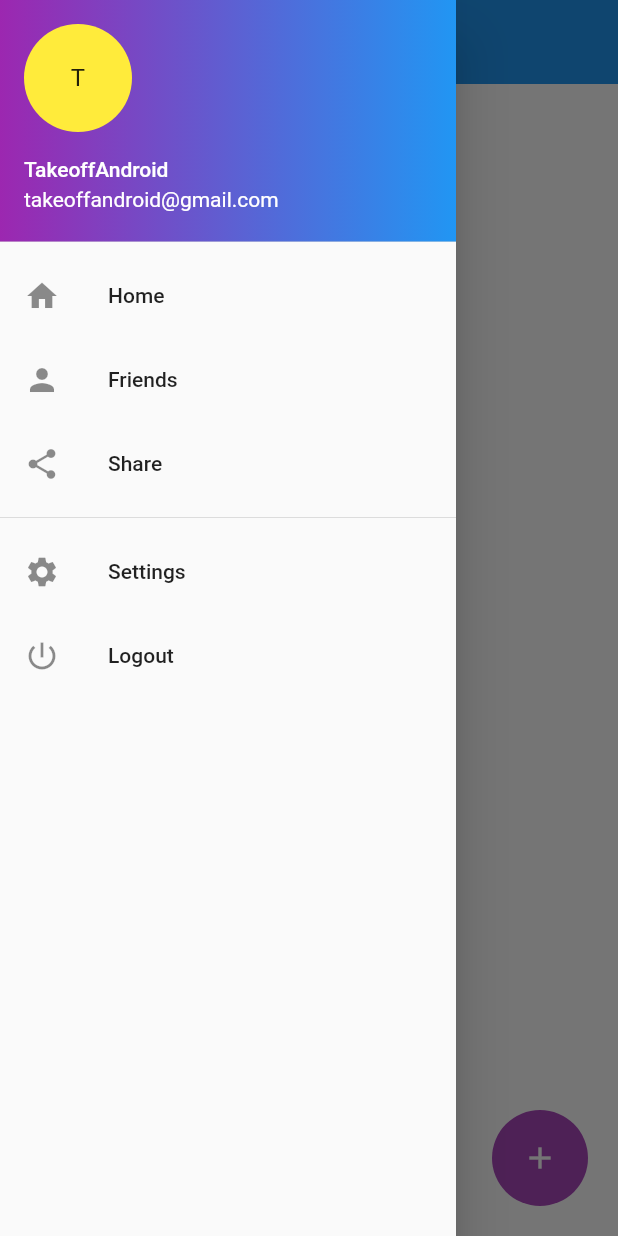
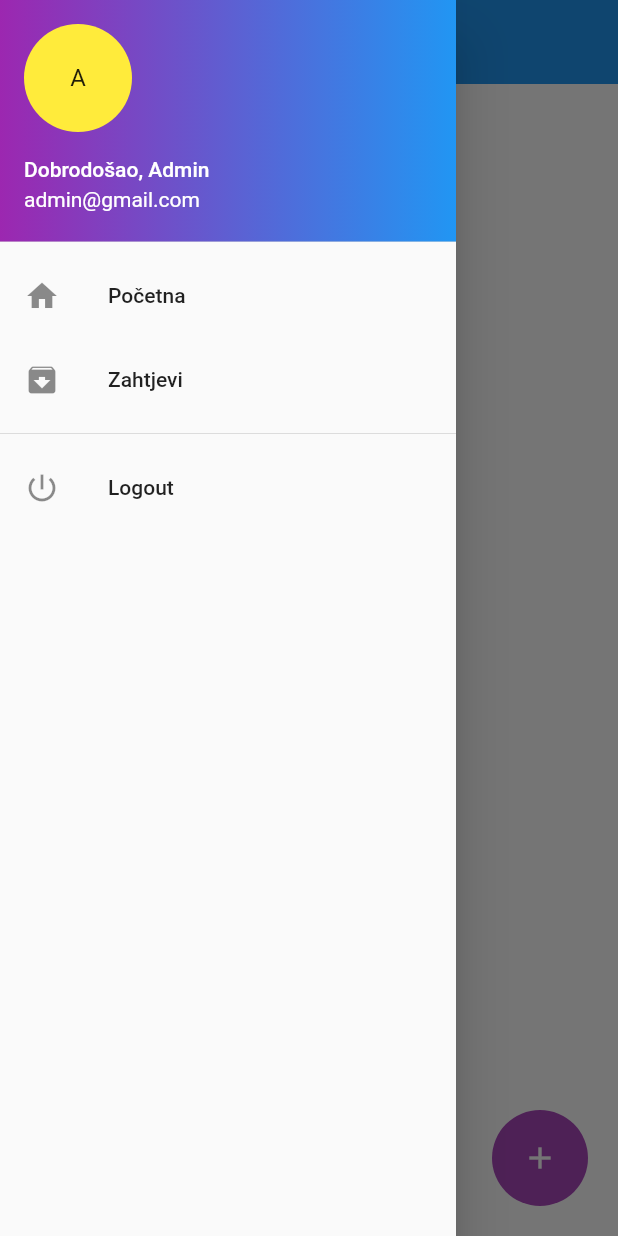
Before and after one commit to ajdintbk/entools_flutter, a Flutter app: the HomePage screen opened by its route, with the side drawer open, on a phone screen of 412 x 824 dp. Run offline on Flutter 3.47's test engine with Material 2 defaults, Android fonts, the phone set to English and light mode, and no system bars; our stand-ins replace shared_preferences, url_launcher_web; missing offline and left inert: shared_preferences_web; accounts and stored records are empty; network calls fail.

Commit message:
bug fices

```diff
--- a/lib/api/api_service.dart
+++ b/lib/api/api_service.dart
@@ -6,6 +6,7 @@ import 'package:entools/model/login_model.dart';
 class APIService {
   String url = "https://6d8cc013dbe2.ngrok.io";
   String loggedUser;
+  // ignore: non_constant_identifier_names
   Future<bool> Login(String requestUsername, String requestPassword) async {
     // String basicAuth =
     //     'Basic ' + base64Encode(utf8.encode('$usernameInput:$passwordInput'));
--- a/lib/model/part_operations_model.dart
+++ b/lib/model/part_operations_model.dart
@@ -1,5 +1,6 @@
 class PartOperations {
   int id;
+  int operationId;
   String operationName;
   String machineName;
   String toolName;
@@ -7,6 +8,7 @@ class PartOperations {
 
   PartOperations(
       {this.id,
+      this.operationId,
       this.operationName,
       this.machineName,
       this.toolName,
@@ -15,6 +17,7 @@ class PartOperations {
   factory PartOperations.fromJson(Map<String, dynamic> json) {
     return PartOperations(
         id: json['id'],
+        operationId: json['operationId'],
         operationName: json['operationName'],
         machineName: json['machineName'],
         toolName: json['toolName'],
--- a/lib/pages/home_page.dart
+++ b/lib/pages/home_page.dart
@@ -21,7 +21,7 @@ class _HomePageState extends State<HomePage> {
   List<Part> _parts = [];
   List<Version> _versions = [];
   int partSelected;
-  SetLoggedUser() async {
+  setLoggedUser() async {
     var result = await get("https://6d8cc013dbe2.ngrok.io/api/parts");
     var l = json.decode(result.body);
     _parts = List<Part>.from(l.map((model) => Part.fromJson(model)));
@@ -33,8 +33,9 @@ class _HomePageState extends State<HomePage> {
   }
 
   @override
+  // ignore: must_call_super
   initState() {
-    SetLoggedUser();
+    setLoggedUser();
   }
 
   Widget build(BuildContext context) {
@@ -51,11 +52,11 @@ class _HomePageState extends State<HomePage> {
         child: new ListView(
           children: <Widget>[
             new UserAccountsDrawerHeader(
-              accountName: new Text("TakeoffAndroid"),
-              accountEmail: new Text("takeoffandroid@gmail.com"),
+              accountName: new Text("Dobrodošao, Admin"),
+              accountEmail: new Text("admin@gmail.com"),
               currentAccountPicture: CircleAvatar(
                   backgroundColor: Colors.yellow,
-                  child: Text('T', style: TextStyle(color: Colors.black87))),
+                  child: Text('A', style: TextStyle(color: Colors.black87))),
               decoration: new BoxDecoration(
                 gradient: LinearGradient(
                     begin: Alignment.centerLeft,
@@ -65,29 +66,17 @@ class _HomePageState extends State<HomePage> {
             ),
             new ListTile(
                 leading: Icon(Icons.home),
-                title: new Text("Home"),
+                title: new Text("Početna"),
                 onTap: () {
                   Navigator.pop(context);
                 }),
             new ListTile(
-                leading: Icon(Icons.person),
-                title: new Text("Friends"),
-                onTap: () {
-                  Navigator.pop(context);
-                }),
-            new ListTile(
-                leading: Icon(Icons.share),
-                title: new Text("Share"),
+                leading: Icon(Icons.archive),
+                title: new Text("Zahtjevi"),
                 onTap: () {
                   Navigator.pop(context);
                 }),
             new Divider(),
-            new ListTile(
-                leading: Icon(Icons.settings),
-                title: new Text("Settings"),
-                onTap: () {
-                  Navigator.pop(context);
-                }),
             new ListTile(
                 leading: Icon(Icons.power_settings_new),
                 title: new Text("Logout"),
@@ -220,9 +209,11 @@ class _HomePageState extends State<HomePage> {
   }
 }
 
+// ignore: must_be_immutable
 class _NewRequestPage extends StatefulWidget {
   int partFromHomeId;
   String userLogged;
+  // ignore: unused_element
   _NewRequestPage({Key key, this.partFromHomeId, Key key2, this.userLogged})
       : super(key: key);
 
@@ -235,7 +226,8 @@ class __NewRequestPageState extends State<_NewRequestPage> {
   List<Tool> _tools = [];
   int requestId;
   List<int> selectedTools = [1, 2, 3, 4, 5, 6, 7, 8, 9, 10, 11];
-
+  DateTime dateToday =
+      DateTime(DateTime.now().year, DateTime.now().month, DateTime.now().day);
   getOperations() async {
     var operationsResult = await get(
         "https://6d8cc013dbe2.ngrok.io/api/PartOperations?id=" +
@@ -278,16 +270,14 @@ class __NewRequestPageState extends State<_NewRequestPage> {
         VersionRequest vr = new VersionRequest(
             machineId: 1,
             requestId: requestId,
-            operationId: e.id,
+            operationId: e.operationId,
             partId: widget.partFromHomeId,
-            toolId: _tools[selectedTools[i]].id);
+            toolId: _tools[selectedTools[i] - 1].id);
         _listVersionRequests.add(vr);
         i++;
       });
 
       _listVersionRequests.forEach((element) {
-        print("element");
-        print(json.encode(element));
         post("https://6d8cc013dbe2.ngrok.io/api/VersionRequest",
             headers: {
               // 'authorization': 'Basic ' + basicAuth,
@@ -303,15 +293,15 @@ class __NewRequestPageState extends State<_NewRequestPage> {
     getOperations();
     return Scaffold(
       appBar: AppBar(
-        title: Center(
-            child: Text(
-          "Novi zahtjev" + widget.partFromHomeId.toString(),
-        )),
+        title: Text(
+          "Novi zahtjev",
+        ),
         elevation: 0,
         backgroundColor: Theme.of(context).primaryColor,
       ),
       body: Column(
         children: [
+          Text("Zahtjev" + dateToday.toString()),
           FutureBuilder(
               future:
                   getOperations(), //async function that returns a Future<Map<String, dynamic>>
```
Also changed, not shown: 1 other file.
